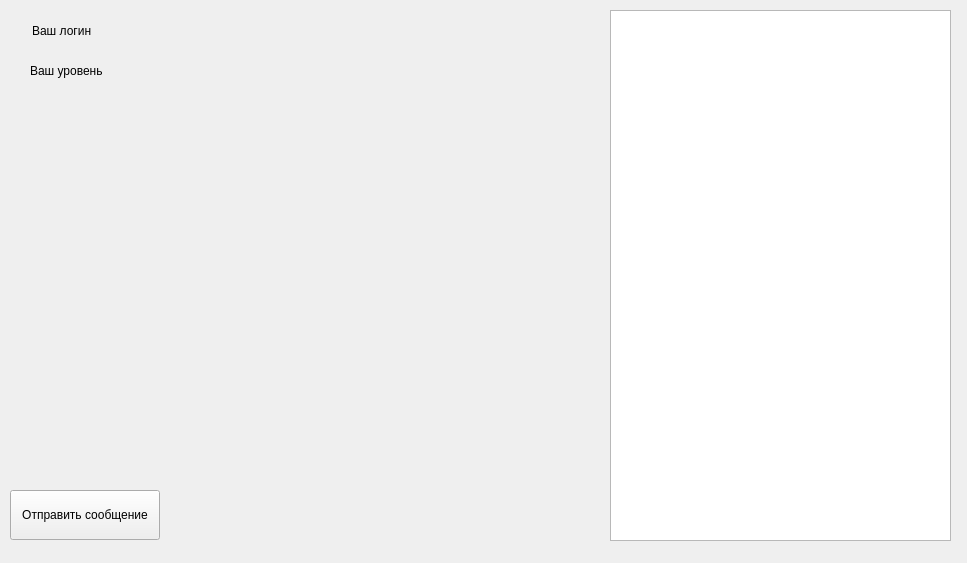
This is Qt/home_windows.ui in shm0nya/Lipilin-s-game as Qt 5 draws it before an edit. The edited form follows.
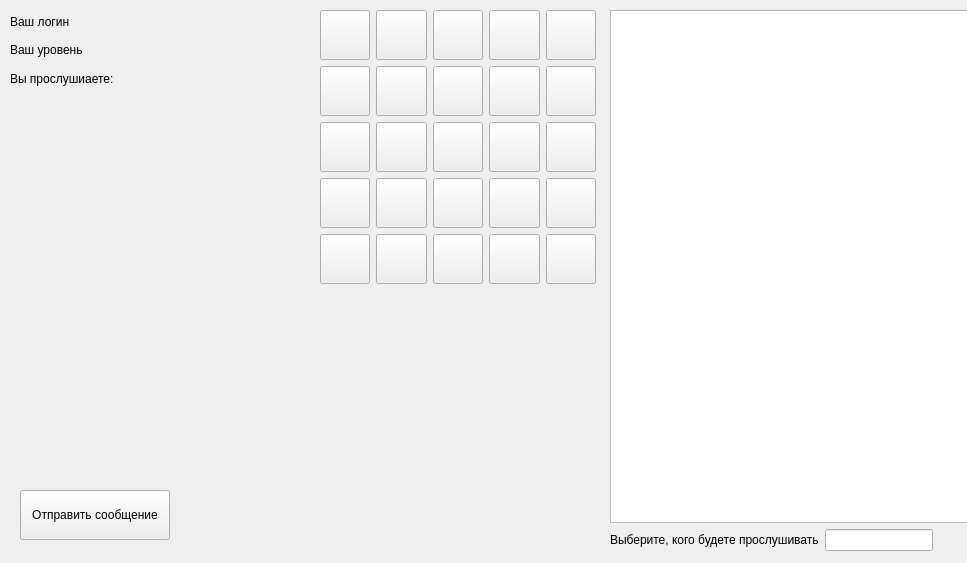
This is the edited form. Icons and pictures are not drawn.

Commit message:
Кнопки
Добавил кнопки, на которые будует "натягиваться" изображение

Patch:
```diff
--- a/Qt/home_windows.ui
+++ b/Qt/home_windows.ui
@@ -16,7 +16,7 @@
   <widget class="QPushButton" name="button_send_messege">
    <property name="geometry">
     <rect>
-     <x>10</x>
+     <x>20</x>
      <y>490</y>
      <width>150</width>
      <height>50</height>
@@ -32,91 +32,587 @@
     <string>Отправить сообщение</string>
    </property>
   </widget>
-  <widget class="QListWidget" name="list_users">
+  <widget class="QWidget" name="">
+   <property name="geometry">
+    <rect>
+     <x>320</x>
+     <y>10</y>
+     <width>276</width>
+     <height>276</height>
+    </rect>
+   </property>
+   <layout class="QGridLayout" name="componate_img_buttons">
+    <item row="0" column="0">
+     <widget class="QPushButton" name="button_image_0_4">
+      <property name="minimumSize">
+       <size>
+        <width>50</width>
+        <height>50</height>
+       </size>
+      </property>
+      <property name="text">
+       <string/>
+      </property>
+      <property name="icon">
+       <iconset resource="resourses.qrc">
+        <normaloff>:/data/images/resourses/question.png</normaloff>:/data/images/resourses/question.png</iconset>
+      </property>
+     </widget>
+    </item>
+    <item row="0" column="1">
+     <widget class="QPushButton" name="button_image_1_4">
+      <property name="minimumSize">
+       <size>
+        <width>50</width>
+        <height>50</height>
+       </size>
+      </property>
+      <property name="text">
+       <string/>
+      </property>
+      <property name="icon">
+       <iconset resource="resourses.qrc">
+        <normaloff>:/data/images/resourses/question.png</normaloff>:/data/images/resourses/question.png</iconset>
+      </property>
+     </widget>
+    </item>
+    <item row="0" column="2">
+     <widget class="QPushButton" name="button_image_2_4">
+      <property name="minimumSize">
+       <size>
+        <width>50</width>
+        <height>50</height>
+       </size>
+      </property>
+      <property name="text">
+       <string/>
+      </property>
+      <property name="icon">
+       <iconset resource="resourses.qrc">
+        <normaloff>:/data/images/resourses/question.png</normaloff>:/data/images/resourses/question.png</iconset>
+      </property>
+     </widget>
+    </item>
+    <item row="0" column="3">
+     <widget class="QPushButton" name="button_image_3_4">
+      <property name="minimumSize">
+       <size>
+        <width>50</width>
+        <height>50</height>
+       </size>
+      </property>
+      <property name="text">
+       <string/>
+      </property>
+      <property name="icon">
+       <iconset resource="resourses.qrc">
+        <normaloff>:/data/images/resourses/question.png</normaloff>:/data/images/resourses/question.png</iconset>
+      </property>
+     </widget>
+    </item>
+    <item row="0" column="4">
+     <widget class="QPushButton" name="button_image_4_4">
+      <property name="minimumSize">
+       <size>
+        <width>50</width>
+        <height>50</height>
+       </size>
+      </property>
+      <property name="text">
+       <string/>
+      </property>
+      <property name="icon">
+       <iconset resource="resourses.qrc">
+        <normaloff>:/data/images/resourses/question.png</normaloff>:/data/images/resourses/question.png</iconset>
+      </property>
+     </widget>
+    </item>
+    <item row="1" column="0">
+     <widget class="QPushButton" name="button_image_0_3">
+      <property name="minimumSize">
+       <size>
+        <width>50</width>
+        <height>50</height>
+       </size>
+      </property>
+      <property name="text">
+       <string/>
+      </property>
+      <property name="icon">
+       <iconset resource="resourses.qrc">
+        <normaloff>:/data/images/resourses/question.png</normaloff>:/data/images/resourses/question.png</iconset>
+      </property>
+     </widget>
+    </item>
+    <item row="1" column="1">
+     <widget class="QPushButton" name="button_image_1_3">
+      <property name="minimumSize">
+       <size>
+        <width>50</width>
+        <height>50</height>
+       </size>
+      </property>
+      <property name="text">
+       <string/>
+      </property>
+      <property name="icon">
+       <iconset resource="resourses.qrc">
+        <normaloff>:/data/images/resourses/question.png</normaloff>:/data/images/resourses/question.png</iconset>
+      </property>
+     </widget>
+    </item>
+    <item row="1" column="2">
+     <widget class="QPushButton" name="button_image_2_3">
+      <property name="minimumSize">
+       <size>
+        <width>50</width>
+        <height>50</height>
+       </size>
+      </property>
+      <property name="text">
+       <string/>
+      </property>
+      <property name="icon">
+       <iconset resource="resourses.qrc">
+        <normaloff>:/data/images/resourses/question.png</normaloff>:/data/images/resourses/question.png</iconset>
+      </property>
+     </widget>
+    </item>
+    <item row="1" column="3">
+     <widget class="QPushButton" name="button_image_3_3">
+      <property name="minimumSize">
+       <size>
+        <width>50</width>
+        <height>50</height>
+       </size>
+      </property>
+      <property name="text">
+       <string/>
+      </property>
+      <property name="icon">
+       <iconset resource="resourses.qrc">
+        <normaloff>:/data/images/resourses/question.png</normaloff>:/data/images/resourses/question.png</iconset>
+      </property>
+     </widget>
+    </item>
+    <item row="1" column="4">
+     <widget class="QPushButton" name="button_image_4_3">
+      <property name="minimumSize">
+       <size>
+        <width>50</width>
+        <height>50</height>
+       </size>
+      </property>
+      <property name="text">
+       <string/>
+      </property>
+      <property name="icon">
+       <iconset resource="resourses.qrc">
+        <normaloff>:/data/images/resourses/question.png</normaloff>:/data/images/resourses/question.png</iconset>
+      </property>
+     </widget>
+    </item>
+    <item row="2" column="0">
+     <widget class="QPushButton" name="button_image_0_2">
+      <property name="minimumSize">
+       <size>
+        <width>50</width>
+        <height>50</height>
+       </size>
+      </property>
+      <property name="text">
+       <string/>
+      </property>
+      <property name="icon">
+       <iconset resource="resourses.qrc">
+        <normaloff>:/data/images/resourses/question.png</normaloff>:/data/images/resourses/question.png</iconset>
+      </property>
+     </widget>
+    </item>
+    <item row="2" column="1">
+     <widget class="QPushButton" name="button_image_1_2">
+      <property name="minimumSize">
+       <size>
+        <width>50</width>
+        <height>50</height>
+       </size>
+      </property>
+      <property name="text">
+       <string/>
+      </property>
+      <property name="icon">
+       <iconset resource="resourses.qrc">
+        <normaloff>:/data/images/resourses/question.png</normaloff>:/data/images/resourses/question.png</iconset>
+      </property>
+     </widget>
+    </item>
+    <item row="2" column="2">
+     <widget class="QPushButton" name="button_image_2_2">
+      <property name="minimumSize">
+       <size>
+        <width>50</width>
+        <height>50</height>
+       </size>
+      </property>
+      <property name="text">
+       <string/>
+      </property>
+      <property name="icon">
+       <iconset resource="resourses.qrc">
+        <normaloff>:/data/images/resourses/question.png</normaloff>:/data/images/resourses/question.png</iconset>
+      </property>
+     </widget>
+    </item>
+    <item row="2" column="3">
+     <widget class="QPushButton" name="button_image_3_2">
+      <property name="minimumSize">
+       <size>
+        <width>50</width>
+        <height>50</height>
+       </size>
+      </property>
+      <property name="text">
+       <string/>
+      </property>
+      <property name="icon">
+       <iconset resource="resourses.qrc">
+        <normaloff>:/data/images/resourses/question.png</normaloff>:/data/images/resourses/question.png</iconset>
+      </property>
+     </widget>
+    </item>
+    <item row="2" column="4">
+     <widget class="QPushButton" name="button_image_4_2">
+      <property name="minimumSize">
+       <size>
+        <width>50</width>
+        <height>50</height>
+       </size>
+      </property>
+      <property name="text">
+       <string/>
+      </property>
+      <property name="icon">
+       <iconset resource="resourses.qrc">
+        <normaloff>:/data/images/resourses/question.png</normaloff>:/data/images/resourses/question.png</iconset>
+      </property>
+     </widget>
+    </item>
+    <item row="3" column="0">
+     <widget class="QPushButton" name="button_image_0_1">
+      <property name="minimumSize">
+       <size>
+        <width>50</width>
+        <height>50</height>
+       </size>
+      </property>
+      <property name="text">
+       <string/>
+      </property>
+      <property name="icon">
+       <iconset resource="resourses.qrc">
+        <normaloff>:/data/images/resourses/question.png</normaloff>:/data/images/resourses/question.png</iconset>
+      </property>
+     </widget>
+    </item>
+    <item row="3" column="1">
+     <widget class="QPushButton" name="button_image_1_1">
+      <property name="minimumSize">
+       <size>
+        <width>50</width>
+        <height>50</height>
+       </size>
+      </property>
+      <property name="text">
+       <string/>
+      </property>
+      <property name="icon">
+       <iconset resource="resourses.qrc">
+        <normaloff>:/data/images/resourses/question.png</normaloff>:/data/images/resourses/question.png</iconset>
+      </property>
+     </widget>
+    </item>
+    <item row="3" column="2">
+     <widget class="QPushButton" name="button_image_2_1">
+      <property name="minimumSize">
+       <size>
+        <width>50</width>
+        <height>50</height>
+       </size>
+      </property>
+      <property name="text">
+       <string/>
+      </property>
+      <property name="icon">
+       <iconset resource="resourses.qrc">
+        <normaloff>:/data/images/resourses/question.png</normaloff>:/data/images/resourses/question.png</iconset>
+      </property>
+     </widget>
+    </item>
+    <item row="3" column="3">
+     <widget class="QPushButton" name="button_image_3_1">
+      <property name="minimumSize">
+       <size>
+        <width>50</width>
+        <height>50</height>
+       </size>
+      </property>
+      <property name="text">
+       <string/>
+      </property>
+      <property name="icon">
+       <iconset resource="resourses.qrc">
+        <normaloff>:/data/images/resourses/question.png</normaloff>:/data/images/resourses/question.png</iconset>
+      </property>
+     </widget>
+    </item>
+    <item row="3" column="4">
+     <widget class="QPushButton" name="button_image_4_1">
+      <property name="minimumSize">
+       <size>
+        <width>50</width>
+        <height>50</height>
+       </size>
+      </property>
+      <property name="text">
+       <string/>
+      </property>
+      <property name="icon">
+       <iconset resource="resourses.qrc">
+        <normaloff>:/data/images/resourses/question.png</normaloff>:/data/images/resourses/question.png</iconset>
+      </property>
+     </widget>
+    </item>
+    <item row="4" column="0">
+     <widget class="QPushButton" name="button_image_0_0">
+      <property name="minimumSize">
+       <size>
+        <width>50</width>
+        <height>50</height>
+       </size>
+      </property>
+      <property name="text">
+       <string/>
+      </property>
+      <property name="icon">
+       <iconset resource="resourses.qrc">
+        <normaloff>:/data/images/resourses/question.png</normaloff>:/data/images/resourses/question.png</iconset>
+      </property>
+     </widget>
+    </item>
+    <item row="4" column="1">
+     <widget class="QPushButton" name="button_image_1_0">
+      <property name="minimumSize">
+       <size>
+        <width>50</width>
+        <height>50</height>
+       </size>
+      </property>
+      <property name="text">
+       <string/>
+      </property>
+      <property name="icon">
+       <iconset resource="resourses.qrc">
+        <normaloff>:/data/images/resourses/question.png</normaloff>:/data/images/resourses/question.png</iconset>
+      </property>
+     </widget>
+    </item>
+    <item row="4" column="2">
+     <widget class="QPushButton" name="button_image_2_0">
+      <property name="minimumSize">
+       <size>
+        <width>50</width>
+        <height>50</height>
+       </size>
+      </property>
+      <property name="text">
+       <string/>
+      </property>
+      <property name="icon">
+       <iconset resource="resourses.qrc">
+        <normaloff>:/data/images/resourses/question.png</normaloff>:/data/images/resourses/question.png</iconset>
+      </property>
+     </widget>
+    </item>
+    <item row="4" column="3">
+     <widget class="QPushButton" name="button_image_3_0">
+      <property name="minimumSize">
+       <size>
+        <width>50</width>
+        <height>50</height>
+       </size>
+      </property>
+      <property name="text">
+       <string/>
+      </property>
+      <property name="icon">
+       <iconset resource="resourses.qrc">
+        <normaloff>:/data/images/resourses/question.png</normaloff>:/data/images/resourses/question.png</iconset>
+      </property>
+     </widget>
+    </item>
+    <item row="4" column="4">
+     <widget class="QPushButton" name="button_image_4_0">
+      <property name="minimumSize">
+       <size>
+        <width>50</width>
+        <height>50</height>
+       </size>
+      </property>
+      <property name="text">
+       <string/>
+      </property>
+      <property name="icon">
+       <iconset resource="resourses.qrc">
+        <normaloff>:/data/images/resourses/question.png</normaloff>:/data/images/resourses/question.png</iconset>
+      </property>
+     </widget>
+    </item>
+   </layout>
+  </widget>
+  <widget class="QWidget" name="">
    <property name="geometry">
     <rect>
      <x>610</x>
      <y>10</y>
-     <width>341</width>
-     <height>531</height>
+     <width>385</width>
+     <height>541</height>
     </rect>
    </property>
-  </widget>
-  <widget class="QWidget" name="">
-   <property name="geometry">
-    <rect>
-     <x>32</x>
-     <y>20</y>
-     <width>209</width>
-     <height>22</height>
-    </rect>
-   </property>
-   <layout class="QHBoxLayout" name="componate_lbl_login">
+   <layout class="QVBoxLayout" name="componate_overhear">
     <item>
-     <widget class="QLabel" name="lbl_login_show">
-      <property name="text">
-       <string>Ваш логин</string>
-      </property>
-     </widget>
+     <widget class="QListWidget" name="list_users"/>
     </item>
     <item>
-     <widget class="QLabel" name="lbl_login_value">
-      <property name="text">
-       <string/>
-      </property>
-     </widget>
-    </item>
-    <item>
-     <spacer name="horizontalSpacer">
-      <property name="orientation">
-       <enum>Qt::Horizontal</enum>
-      </property>
-      <property name="sizeHint" stdset="0">
-       <size>
-        <width>138</width>
-        <height>20</height>
-       </size>
-      </property>
-     </spacer>
+     <layout class="QHBoxLayout" name="componate_overhear_choice">
+      <item>
+       <widget class="QLabel" name="lbl_overhear_choice_show">
+        <property name="text">
+         <string>Выберите, кого будете прослушивать</string>
+        </property>
+       </widget>
+      </item>
+      <item>
+       <widget class="QLineEdit" name="overhear_choice_edit"/>
+      </item>
+      <item>
+       <spacer name="horizontalSpacer_4">
+        <property name="orientation">
+         <enum>Qt::Horizontal</enum>
+        </property>
+        <property name="sizeHint" stdset="0">
+         <size>
+          <width>40</width>
+          <height>20</height>
+         </size>
+        </property>
+       </spacer>
+      </item>
+     </layout>
     </item>
    </layout>
   </widget>
   <widget class="QWidget" name="">
    <property name="geometry">
     <rect>
-     <x>30</x>
-     <y>60</y>
+     <x>10</x>
+     <y>10</y>
      <width>211</width>
-     <height>22</height>
+     <height>80</height>
     </rect>
    </property>
-   <layout class="QHBoxLayout" name="componate_lbl_level">
+   <layout class="QVBoxLayout" name="componate_info">
     <item>
-     <widget class="QLabel" name="lbl_level_show">
-      <property name="text">
-       <string>Ваш уровень</string>
-      </property>
-     </widget>
+     <layout class="QHBoxLayout" name="componate_lbl_login">
+      <item>
+       <widget class="QLabel" name="lbl_login_show">
+        <property name="text">
+         <string>Ваш логин</string>
+        </property>
+       </widget>
+      </item>
+      <item>
+       <widget class="QLabel" name="lbl_login_value">
+        <property name="text">
+         <string/>
+        </property>
+       </widget>
+      </item>
+      <item>
+       <spacer name="horizontalSpacer">
+        <property name="orientation">
+         <enum>Qt::Horizontal</enum>
+        </property>
+        <property name="sizeHint" stdset="0">
+         <size>
+          <width>138</width>
+          <height>20</height>
+         </size>
+        </property>
+       </spacer>
+      </item>
+     </layout>
     </item>
     <item>
-     <widget class="QLabel" name="lbl_level_value">
-      <property name="text">
-       <string/>
-      </property>
-     </widget>
+     <layout class="QHBoxLayout" name="componate_lbl_level">
+      <item>
+       <widget class="QLabel" name="lbl_level_show">
+        <property name="text">
+         <string>Ваш уровень</string>
+        </property>
+       </widget>
+      </item>
+      <item>
+       <widget class="QLabel" name="lbl_level_value">
+        <property name="text">
+         <string/>
+        </property>
+       </widget>
+      </item>
+      <item>
+       <spacer name="horizontalSpacer_2">
+        <property name="orientation">
+         <enum>Qt::Horizontal</enum>
+        </property>
+        <property name="sizeHint" stdset="0">
+         <size>
+          <width>40</width>
+          <height>20</height>
+         </size>
+        </property>
+       </spacer>
+      </item>
+     </layout>
     </item>
     <item>
-     <spacer name="horizontalSpacer_2">
-      <property name="orientation">
-       <enum>Qt::Horizontal</enum>
-      </property>
-      <property name="sizeHint" stdset="0">
-       <size>
-        <width>40</width>
-        <height>20</height>
-       </size>
-      </property>
-     </spacer>
+     <layout class="QHBoxLayout" name="componate_overhear_info">
+      <item>
+       <widget class="QLabel" name="lbl_overhear_show">
+        <property name="text">
+         <string>Вы прослушиаете:</string>
+        </property>
+       </widget>
+      </item>
+      <item>
+       <widget class="QLabel" name="lbl_overhere_value">
+        <property name="text">
+         <string/>
+        </property>
+       </widget>
+      </item>
+      <item>
+       <spacer name="horizontalSpacer_3">
+        <property name="orientation">
+         <enum>Qt::Horizontal</enum>
+        </property>
+        <property name="sizeHint" stdset="0">
+         <size>
+          <width>40</width>
+          <height>20</height>
+         </size>
+        </property>
+       </spacer>
+      </item>
+     </layout>
     </item>
    </layout>
   </widget>
```
Left out of the diff: 4 changed lines with no effect on the pictures. The commit also changes 3 other files.
